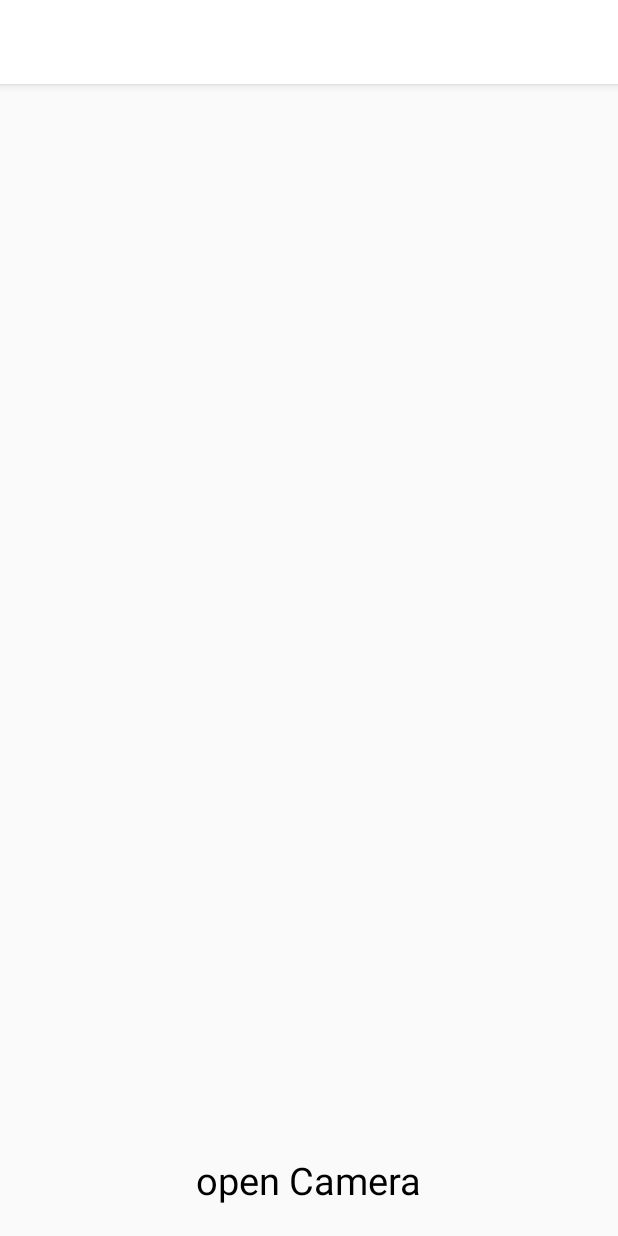
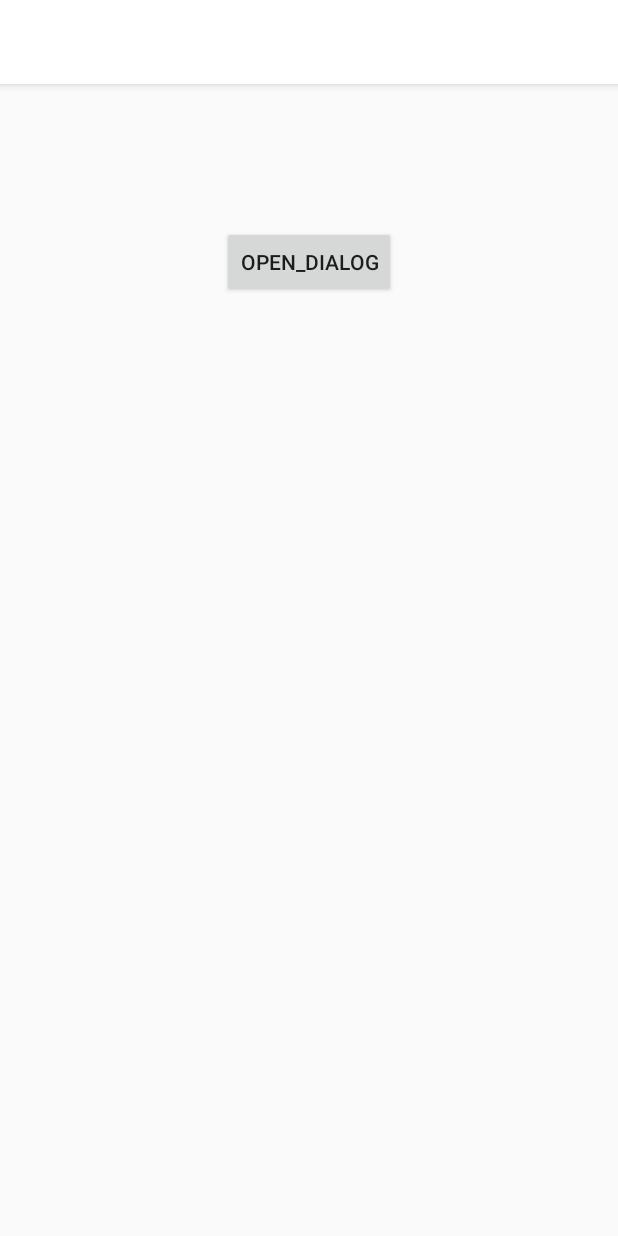
Before and after one commit to MahmoudRoid/UITestEspresso, an Android app: the screen it shows after launch (MainActivity), on a phone screen of 412 x 824 dp. Run offline under Robolectric (Android 15) with nearby library versions, the phone set to English and light mode, and no system bars; libraries missing offline, so code that uses them is left out: com.afollestad.materialdialogs.

Commit message:
test dialog

```diff
--- a/app/src/main/AndroidManifest.xml
+++ b/app/src/main/AndroidManifest.xml
@@ -1,10 +1,6 @@
 <?xml version="1.0" encoding="utf-8"?>
 <manifest xmlns:android="http://schemas.android.com/apk/res/android"
           package="mahmoudroid.uitestespresso">
-
-    <uses-feature
-        android:name="android.hardware.camera"
-        android:required="true"/>
 
 
     <application
--- a/app/src/main/res/layout/activity_main.xml
+++ b/app/src/main/res/layout/activity_main.xml
@@ -9,29 +9,27 @@
     <TextView
         android:layout_width="wrap_content"
         android:layout_height="wrap_content"
-        android:id="@+id/button_launch_camera"
+        android:id="@+id/text_name"
         app:layout_constraintRight_toRightOf="parent"
         app:layout_constraintLeft_toLeftOf="parent"
-        app:layout_constraintBottom_toBottomOf="parent"
+        app:layout_constraintTop_toTopOf="parent"
         android:layout_marginTop="30dp"
-        android:text="@string/text_launch_camera"
         android:textColor="#000"
         android:textSize="25sp"
-        android:layout_marginBottom="20dp"
-        />
+        app:layout_goneMarginTop="20dp" />
 
-
-    <ImageView
-        android:layout_width="match_parent"
-        android:layout_height="0dp"
-        android:id="@+id/image"
-        app:layout_constraintTop_toTopOf="parent"
+    <Button
+        android:layout_width="wrap_content"
+        android:layout_height="wrap_content"
+        android:text="@string/text_launch_dialog"
+        android:id="@+id/button_launch_dialog"
         app:layout_constraintRight_toRightOf="parent"
         app:layout_constraintLeft_toLeftOf="parent"
-        app:layout_constraintBottom_toTopOf="@+id/button_launch_camera"
-        android:scaleType="centerCrop"
+        app:layout_constraintTop_toBottomOf="@+id/text_name"
+        android:layout_marginTop="30dp"
         />
 
 
 
+
 </androidx.constraintlayout.widget.ConstraintLayout>
--- a/app/src/main/res/values/strings.xml
+++ b/app/src/main/res/values/strings.xml
@@ -17,4 +17,7 @@
     <string name="text_star_actors">Star Actors:</string>
     <string name="text_select_image_from_gallery">انتخاب عکس</string>
     <string name="text_launch_camera">open Camera</string>
+    <string name="text_launch_dialog">open_dialog</string>
+    <string name="text_enter_name">enter name</string>
+    <string name="text_ok">Ok</string>
 </resources>
```
Also changed, not shown: app/build.gradle (+4 -4 lines), app/src/main/java/mahmoudroid/uitestespresso/MainActivity.kt (+22 -31 lines), 2 other files.
